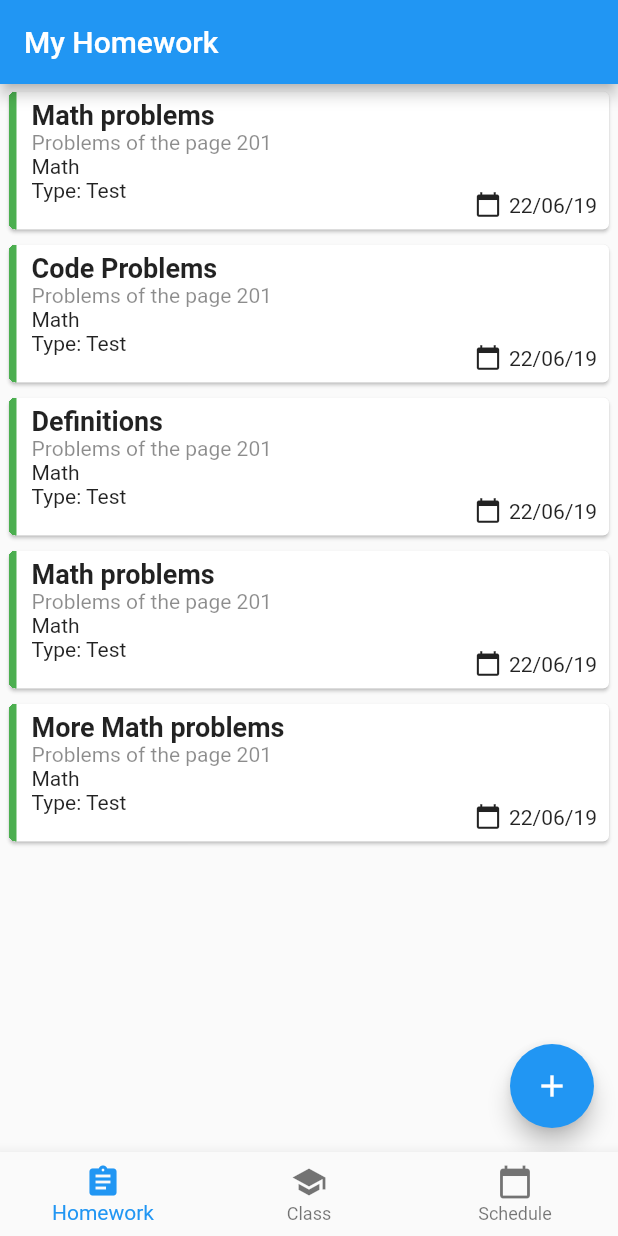
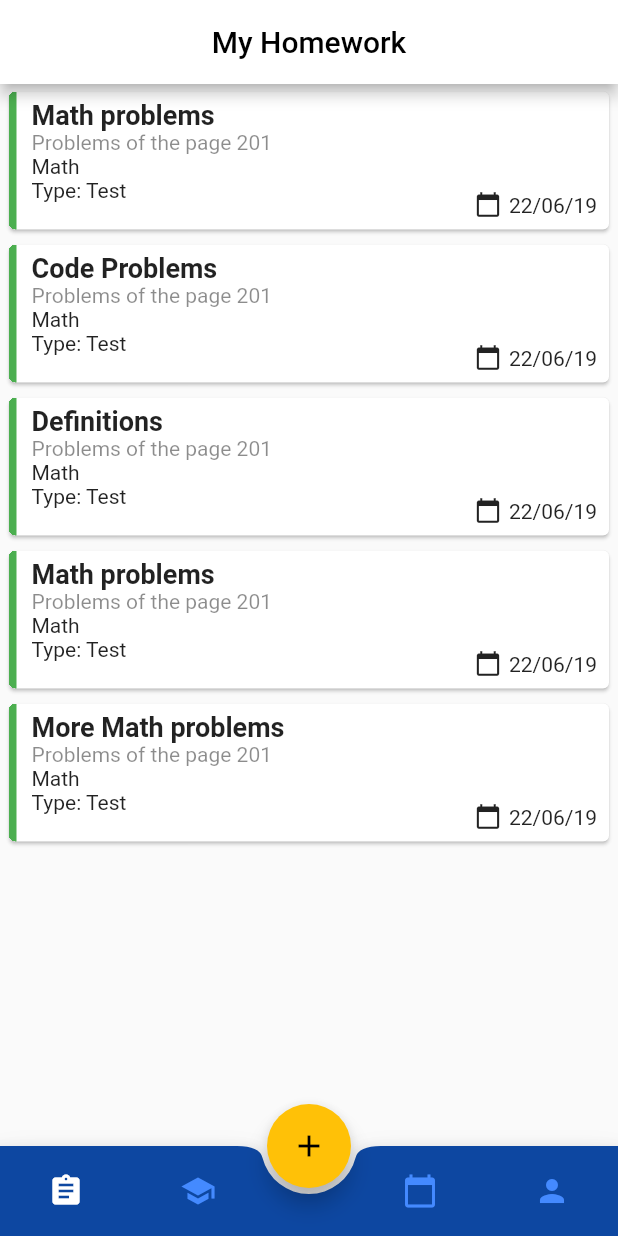
Before and after one commit to Josefrancasrod/school_app, a Flutter app: the screen it shows after launch, on a phone screen of 412 x 824 dp. Run offline on Flutter 3.47's test engine with Material 2 defaults, Android fonts, the phone set to English and light mode, and no system bars.

Commit message:
Add buttomAppBar with custom controllers

```diff
--- a/lib/main.dart
+++ b/lib/main.dart
@@ -9,7 +9,8 @@ void main() {
 }
 
 class MyApp extends StatelessWidget {
-  // This widget is the root of your application.
+  // This widget is the root of your application
+
   @override
   Widget build(BuildContext context) {
     return MultiProvider(
@@ -21,8 +22,8 @@ class MyApp extends StatelessWidget {
       child: MaterialApp(
         title: 'Flutter Demo',
         theme: ThemeData(
-          primarySwatch: Colors.blue,
-          secondaryHeaderColor: Colors.purple,
+          primaryColor: Colors.blue[900],
+          accentColor: Colors.amber,
           visualDensity: VisualDensity.adaptivePlatformDensity,
         ),
         home: TabsScreen(),
--- a/lib/screens/homework_screen.dart
+++ b/lib/screens/homework_screen.dart
@@ -10,11 +10,6 @@ class HomeworkScreen extends StatelessWidget {
     final homework = Provider.of<Homework>(context);
 
     return Scaffold(
-      floatingActionButton: FloatingActionButton(
-        onPressed: () {},
-        child: Icon(Icons.add),
-      ),
-      floatingActionButtonLocation: FloatingActionButtonLocation.endFloat,
       body: ListView.builder(
         itemCount: homework.itemCount,
         itemBuilder: (ctx, i) => hw.HomeworkItem(
--- a/lib/screens/signatures_screen.dart
+++ b/lib/screens/signatures_screen.dart
@@ -4,11 +4,6 @@ class SignatureScreen extends StatelessWidget {
   @override
   Widget build(BuildContext context) {
     return Scaffold(
-      floatingActionButton: FloatingActionButton(
-        onPressed: (){},
-        child: Icon(Icons.add),
-      ),
-      floatingActionButtonLocation: FloatingActionButtonLocation.endFloat,
       body: Center(
         child: Text('Signatures'),
       ),
--- a/lib/screens/tabs_screen.dart
+++ b/lib/screens/tabs_screen.dart
@@ -12,7 +12,6 @@ class TabsScreen extends StatefulWidget {
 class _TabsScreenState extends State<TabsScreen> {
   List<Map<String, dynamic>> _pages;
   int _selectedPageIndex = 0;
-
   @override
   void initState() {
     // TODO: implement initState
@@ -25,44 +24,90 @@ class _TabsScreenState extends State<TabsScreen> {
     super.initState();
   }
 
-  void _selectPage(int index){
+  void _selectPage(int index) {
     setState(() {
       _selectedPageIndex = index;
     });
+  }
+
+  Color _selectedOption(int index) {
+    return index == _selectedPageIndex ? Colors.white : Colors.blueAccent;
+  }
+
+  Widget _bottomButtonsCreation(
+      Color color, Function function, IconData icon, int index) {
+    return FlatButton(
+      onPressed: function,
+      child: Icon(
+        icon,
+        color: color,
+      ),
+    );
   }
 
   @override
   Widget build(BuildContext context) {
     return Scaffold(
       appBar: AppBar(
-        //This can be dynammic
-        title: Text(_pages[_selectedPageIndex]['title']),
-        // actions: <Widget>[
-        //   IconButton(
-        //     icon: Icon(Icons.add),
-        //     onPressed: () {},
-        //   )
-        // ],
+        backgroundColor: Colors.white,
+        title: Center(
+          child: Text(
+            _pages[_selectedPageIndex]['title'],
+            style: TextStyle(color: Colors.black),
+          ),
+        ),
       ),
       body: _pages[_selectedPageIndex]['page'],
-      bottomNavigationBar: BottomNavigationBar(
-        onTap: _selectPage,
-        currentIndex: _selectedPageIndex,
-
-        items: [
-          BottomNavigationBarItem(
-            title: Text('Homework'),
-            icon: Icon(Icons.assignment),
+      floatingActionButton: FloatingActionButton(
+        onPressed: () {},
+        child: Icon(Icons.add),
+      ),
+      floatingActionButtonLocation: FloatingActionButtonLocation.centerDocked,
+      bottomNavigationBar: BottomAppBar(
+        color: Theme.of(context).primaryColor,
+        shape: CircularNotchedRectangle(),
+        child: Container(
+          height: 60,
+          child: Row(
+            mainAxisAlignment: MainAxisAlignment.spaceBetween,
+            children: <Widget>[
+              Row(
+                mainAxisAlignment: MainAxisAlignment.start,
+                children: <Widget>[
+                  _bottomButtonsCreation(
+                    _selectedOption(0),
+                    () => _selectPage(0),
+                    Icons.assignment,
+                    _selectedPageIndex,
+                  ),
+                  _bottomButtonsCreation(
+                    _selectedOption(1),
+                    () => _selectPage(1),
+                    Icons.school,
+                    _selectedPageIndex,
+                  ),
+                ],
+              ),
+              Row(
+                mainAxisAlignment: MainAxisAlignment.end,
+                children: <Widget>[
+                  _bottomButtonsCreation(
+                    _selectedOption(2),
+                    () => _selectPage(2),
+                    Icons.calendar_today,
+                    _selectedPageIndex,
+                  ),
+                  _bottomButtonsCreation(
+                    _selectedOption(2), //Add a new Screen of user
+                    () => _selectPage(2),
+                    Icons.person,
+                    _selectedPageIndex,
+                  ),
+                ],
+              )
+            ],
           ),
-          BottomNavigationBarItem(
-            title: Text('Class'),
-            icon: Icon(Icons.school),
-          ),
-          BottomNavigationBarItem(
-            title: Text('Schedule'),
-            icon: Icon(Icons.calendar_today),
-          ),
-        ],
+        ),
       ),
     );
   }
```
